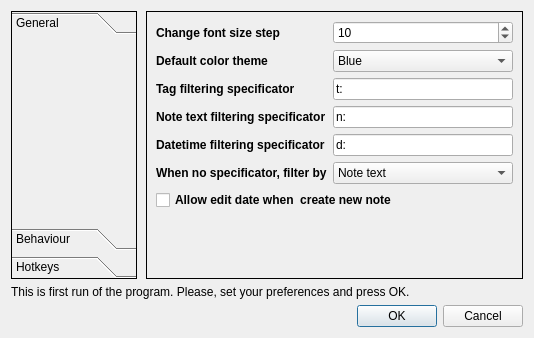
Above: src/settings/settingsdialog.ui from graninas/WhiteLightNotes before the change. Below: the same form after it.
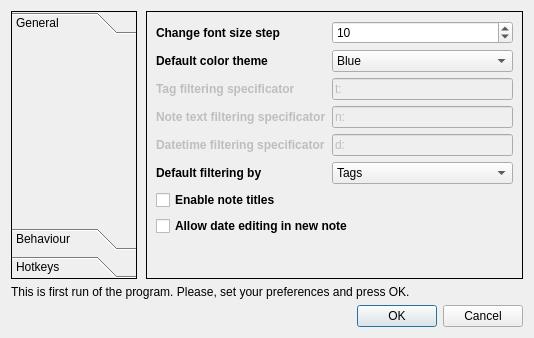
That is the form after the change. The open tabs and pages were chosen to show the change. Icons and pictures are not drawn.

Diff of the .ui file:
```diff
--- a/src/settings/settingsdialog.ui
+++ b/src/settings/settingsdialog.ui
@@ -306,6 +306,9 @@
            </item>
            <item row="2" column="0">
             <widget class="QLabel" name="label_11">
+             <property name="enabled">
+              <bool>false</bool>
+             </property>
              <property name="font">
               <font>
                <weight>75</weight>
@@ -319,6 +322,9 @@
            </item>
            <item row="3" column="0">
             <widget class="QLabel" name="label_12">
+             <property name="enabled">
+              <bool>false</bool>
+             </property>
              <property name="font">
               <font>
                <weight>75</weight>
@@ -332,6 +338,9 @@
            </item>
            <item row="4" column="0">
             <widget class="QLabel" name="label_13">
+             <property name="enabled">
+              <bool>false</bool>
+             </property>
              <property name="font">
               <font>
                <weight>75</weight>
@@ -352,12 +361,15 @@
               </font>
              </property>
              <property name="text">
-              <string>When no specificator, filter by</string>
+              <string>Default filtering by</string>
              </property>
             </widget>
            </item>
            <item row="2" column="1">
             <widget class="QLineEdit" name="lineEdit">
+             <property name="enabled">
+              <bool>false</bool>
+             </property>
              <property name="text">
               <string>t:</string>
              </property>
@@ -365,6 +377,9 @@
            </item>
            <item row="3" column="1">
             <widget class="QLineEdit" name="lineEdit_5">
+             <property name="enabled">
+              <bool>false</bool>
+             </property>
              <property name="text">
               <string>n:</string>
              </property>
@@ -372,18 +387,16 @@
            </item>
            <item row="4" column="1">
             <widget class="QLineEdit" name="lineEdit_6">
+             <property name="enabled">
+              <bool>false</bool>
+             </property>
              <property name="text">
               <string>d:</string>
              </property>
             </widget>
            </item>
            <item row="5" column="1">
-            <widget class="QComboBox" name="comboBox">
-             <item>
-              <property name="text">
-               <string>Note text</string>
-              </property>
-             </item>
+            <widget class="QComboBox" name="cb_DefaultFilteringBy">
              <item>
               <property name="text">
                <string>Tags</string>
@@ -396,6 +409,19 @@
              </item>
             </widget>
            </item>
+           <item row="7" column="0" colspan="2">
+            <widget class="QCheckBox" name="cb_AllowDateEditingInNewNote">
+             <property name="font">
+              <font>
+               <weight>75</weight>
+               <bold>true</bold>
+              </font>
+             </property>
+             <property name="text">
+              <string>Allow date editing in new note</string>
+             </property>
+            </widget>
+           </item>
            <item row="6" column="0" colspan="2">
             <widget class="QCheckBox" name="cb_AllowEditDateWhenNewNote">
              <property name="font">
@@ -405,7 +431,7 @@
               </font>
              </property>
              <property name="text">
-              <string>Allow edit date when  create new note</string>
+              <string>Enable note titles</string>
              </property>
             </widget>
            </item>
```
Left out of the diff: 12 changed lines with no effect on the pictures.
